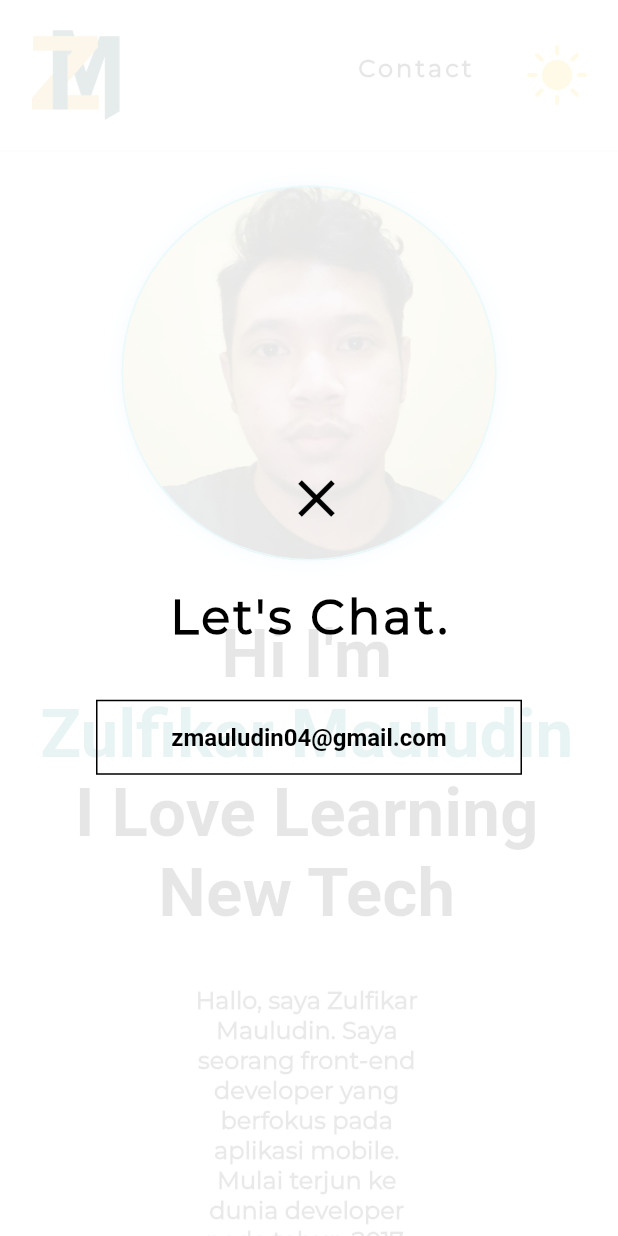
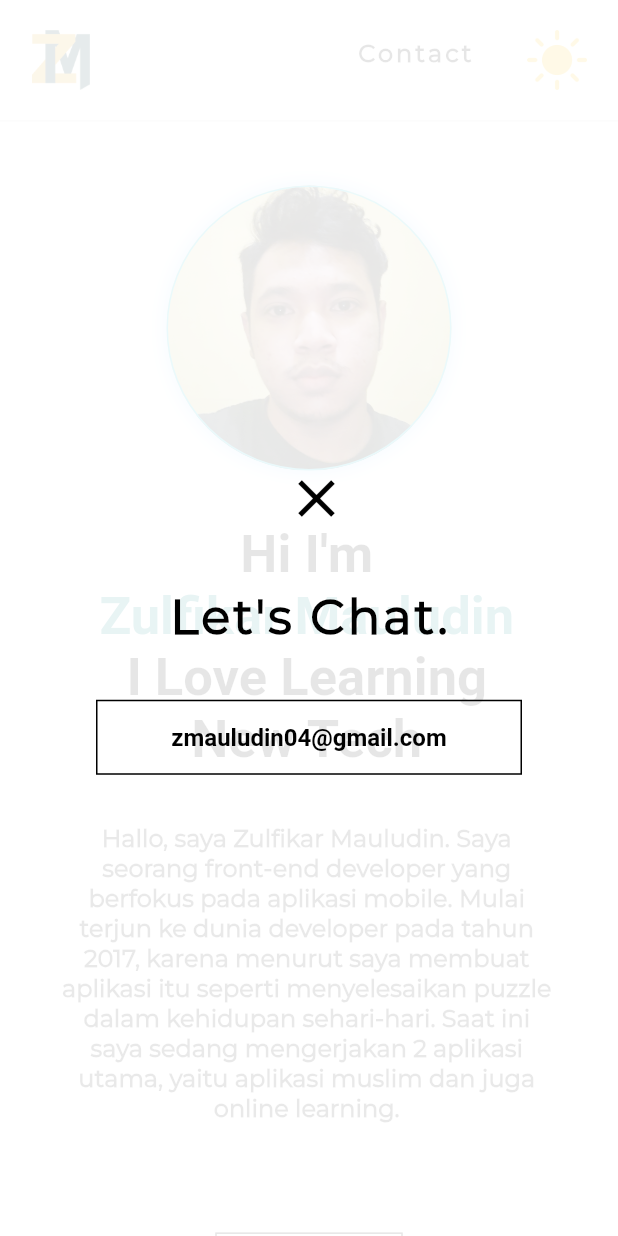
Before and after one commit to zuludin04/portfolio, a Flutter app: the screen it shows after launch, after a tap on "Contact", on a phone screen of 412 x 824 dp. Run offline on Flutter 3.47's test engine with Material 2 defaults, Android fonts, the phone set to English and light mode, and no system bars; drawn by our look-alikes of animated_background; our stand-ins replace flutter_svg, get, sliver_tools; missing offline and left inert: dart:html.

Commit message:
implement responsive layout

```diff
--- a/lib/ui/dashboard_screen.dart
+++ b/lib/ui/dashboard_screen.dart
@@ -8,6 +8,7 @@ import 'package:portfolio/ui/controller/theme_controller.dart';
 import 'package:portfolio/ui/widgets/appbar_navigation.dart';
 import 'package:portfolio/ui/widgets/profile_image.dart';
 import 'package:portfolio/utils/contants.dart';
+import 'package:portfolio/utils/responsive_widget.dart';
 import 'package:sliver_tools/sliver_tools.dart';
 
 import 'widgets/experience_item.dart';
@@ -76,7 +77,12 @@ class _DashboardScreenState extends State<DashboardScreen>
                             TextSpan(
                               text: 'Hi I\'m \n',
                               style: TextStyle(
-                                fontSize: 45,
+                                fontSize: ResponsiveWidget.isLargeScreen(
+                                        context)
+                                    ? 45
+                                    : ResponsiveWidget.isMediumScreen(context)
+                                        ? 40
+                                        : 35,
                                 fontWeight: FontWeight.bold,
                                 fontFamily: 'Roboto Bold',
                                 color: controller.isDark.value
@@ -96,7 +102,12 @@ class _DashboardScreenState extends State<DashboardScreen>
                           const SizedBox(height: 36),
                           Padding(
                             padding: EdgeInsets.symmetric(
-                                horizontal: size.width * 0.3),
+                                horizontal: ResponsiveWidget.isLargeScreen(
+                                        context)
+                                    ? size.width * 0.3
+                                    : ResponsiveWidget.isMediumScreen(context)
+                                        ? size.width * 0.2
+                                        : size.width * 0.1),
                             child: SelectableText(
                               about,
                               textAlign: TextAlign.center,
@@ -128,7 +139,11 @@ class _DashboardScreenState extends State<DashboardScreen>
                   color: const Color(0xff04363D),
                   padding: EdgeInsets.symmetric(
                     vertical: 72,
-                    horizontal: size.width * 0.18,
+                    horizontal: ResponsiveWidget.isLargeScreen(context)
+                        ? size.width * 0.18
+                        : ResponsiveWidget.isMediumScreen(context)
+                            ? size.width * 0.15
+                            : size.width * 0.12,
                   ),
                   child: Column(
                     children: [
@@ -177,7 +192,18 @@ class _DashboardScreenState extends State<DashboardScreen>
                   ),
                   SliverPadding(
                     padding: EdgeInsets.symmetric(horizontal: size.width * 0.1),
-                    sliver: SliverGrid(
+                    sliver: ResponsiveWidget.isSmallScreen(context) ||
+                            ResponsiveWidget.isMediumScreen(context)
+                        ? SliverList(
+                            delegate: SliverChildBuilderDelegate(
+                              (context, index) => ProjectItem(
+                                project: projects[index],
+                                controller: controller,
+                              ),
+                              childCount: projects.length,
+                            ),
+                          )
+                        : SliverGrid(
                             delegate: SliverChildBuilderDelegate(
                               (context, index) => ProjectItem(
                                 project: projects[index],
@@ -205,7 +231,11 @@ class _DashboardScreenState extends State<DashboardScreen>
               SliverToBoxAdapter(
                 child: Container(
                   padding: EdgeInsets.symmetric(
-                    horizontal: size.width * 0.1,
+                    horizontal: ResponsiveWidget.isLargeScreen(context)
+                        ? size.width * 0.3
+                        : ResponsiveWidget.isMediumScreen(context)
+                            ? size.width * 0.2
+                            : size.width * 0.1,
                     vertical: size.height * 0.2,
                   ),
                   child: Column(
--- a/lib/ui/widgets/appbar_navigation.dart
+++ b/lib/ui/widgets/appbar_navigation.dart
@@ -4,6 +4,7 @@ import 'package:portfolio/ui/controller/theme_controller.dart';
 import 'package:portfolio/ui/widgets/text_navigation.dart';
 import 'package:portfolio/ui/widgets/theme_switch.dart';
 import 'package:portfolio/utils/contants.dart';
+import 'package:portfolio/utils/responsive_widget.dart';
 
 class AppbarNavigation extends StatelessWidget {
   final ThemeController controller;
@@ -17,6 +18,14 @@ class AppbarNavigation extends StatelessWidget {
 
   @override
   Widget build(BuildContext context) {
+    return ResponsiveWidget(
+      largeScreen: appbarContainer(context, 60),
+      mediumScreen: appbarContainer(context, 50),
+      smallScreen: appbarContainer(context, 40),
+    );
+  }
+
+  Widget appbarContainer(BuildContext context, double logoSize) {
     return Container(
       padding: EdgeInsets.symmetric(
         horizontal: sideSpacing,
@@ -33,8 +42,8 @@ class AppbarNavigation extends StatelessWidget {
               controller.isDark.value
                   ? 'assets/logo_dark.png'
                   : 'assets/logo.png',
-              width: 60,
-              height: 60,
+              width: logoSize,
+              height: logoSize,
             ),
             Row(
               children: [
--- a/lib/ui/widgets/experience_item.dart
+++ b/lib/ui/widgets/experience_item.dart
@@ -1,5 +1,6 @@
 import 'package:flutter/material.dart';
 import 'package:portfolio/data/experience.dart';
+import 'package:portfolio/utils/responsive_widget.dart';
 
 class ExperienceItem extends StatelessWidget {
   final Experience experience;
@@ -11,6 +12,14 @@ class ExperienceItem extends StatelessWidget {
 
   @override
   Widget build(BuildContext context) {
+    return ResponsiveWidget(
+      largeScreen: largeItem(),
+      mediumScreen: largeItem(),
+      smallScreen: smallItem(),
+    );
+  }
+
+  Widget largeItem() {
     return Column(
       children: [
         Row(
@@ -71,6 +80,52 @@ class ExperienceItem extends StatelessWidget {
     );
   }
 
+  Widget smallItem() {
+    return Column(
+      crossAxisAlignment: CrossAxisAlignment.start,
+      children: [
+        Row(
+          children: [
+            Expanded(
+              child: SelectableText(
+                experience.company,
+                style: const TextStyle(
+                  fontSize: 16,
+                  fontWeight: FontWeight.bold,
+                  fontFamily: 'Montserrat Regular',
+                  color: Colors.white,
+                ),
+              ),
+            ),
+            SelectableText(
+              experience.duration,
+              style: const TextStyle(
+                fontFamily: 'Montserrat Regular',
+                color: Colors.white70,
+              ),
+            ),
+          ],
+        ),
+        const SizedBox(height: 16),
+        SelectableText(
+          experience.position,
+          style: const TextStyle(
+            fontSize: 20,
+            fontFamily: 'Robotto Bold',
+            letterSpacing: 2,
+            fontWeight: FontWeight.bold,
+            color: Colors.white,
+          ),
+        ),
+        const SizedBox(height: 16),
+        Column(
+          children: experience.tasks.map((e) => _experienceTask(e)).toList(),
+        ),
+        const Divider(height: 36, color: Colors.white30),
+      ],
+    );
+  }
+
   Widget _experienceTask(String task) {
     return Row(
       crossAxisAlignment: CrossAxisAlignment.start,
--- a/lib/ui/widgets/profile_image.dart
+++ b/lib/ui/widgets/profile_image.dart
@@ -1,4 +1,5 @@
 import 'package:flutter/material.dart';
+import 'package:portfolio/utils/responsive_widget.dart';
 
 class ProfileImage extends StatefulWidget {
   const ProfileImage({Key? key}) : super(key: key);
@@ -15,10 +16,19 @@ class _ProfileImageState extends State<ProfileImage> {
     return MouseRegion(
       onEnter: (_) => hoverImage(true),
       onExit: (_) => hoverImage(false),
-      child: AnimatedContainer(
+      child: ResponsiveWidget(
+        largeScreen: imageProfile(250),
+        mediumScreen: imageProfile(220),
+        smallScreen: imageProfile(190),
+      ),
+    );
+  }
+
+  Widget imageProfile(double imageSize) {
+    return AnimatedContainer(
       duration: const Duration(milliseconds: 300),
-        width: 250,
-        height: 250,
+      width: imageSize,
+      height: imageSize,
       decoration: BoxDecoration(
         shape: BoxShape.circle,
         image: const DecorationImage(
@@ -38,7 +48,6 @@ class _ProfileImageState extends State<ProfileImage> {
           ),
         ],
       ),
-      ),
     );
   }
 
--- a/lib/ui/widgets/project_item.dart
+++ b/lib/ui/widgets/project_item.dart
@@ -6,6 +6,7 @@ import 'package:flutter_svg/svg.dart';
 import 'package:get/get.dart';
 import 'package:portfolio/data/project.dart';
 import 'package:portfolio/ui/controller/theme_controller.dart';
+import 'package:portfolio/utils/responsive_widget.dart';
 
 class ProjectItem extends StatefulWidget {
   final Project project;
@@ -41,6 +42,11 @@ class _ProjectItemState extends State<ProjectItem> {
         child: Obx(
           () => AnimatedContainer(
             duration: const Duration(milliseconds: 250),
+            margin: EdgeInsets.symmetric(
+                vertical: ResponsiveWidget.isMediumScreen(context) ||
+                        ResponsiveWidget.isSmallScreen(context)
+                    ? 16
+                    : 0),
             decoration: BoxDecoration(
               color:
                   widget.controller.isDark.value ? Colors.black : Colors.white,
@@ -58,12 +64,7 @@ class _ProjectItemState extends State<ProjectItem> {
                   child: AnimatedScale(
                     duration: const Duration(milliseconds: 250),
                     scale: isHovered ? 1.2 : 1,
-                    child: Image.asset(
-                      widget.project.image,
-                      height: 250,
-                      width: double.infinity,
-                      fit: BoxFit.fitWidth,
-                    ),
+                    child: projectImage(),
                   ),
                 ),
                 Padding(
@@ -99,9 +100,50 @@ class _ProjectItemState extends State<ProjectItem> {
                       : Colors.black12,
                 ),
                 Padding(
-                  padding: const EdgeInsets.symmetric(horizontal: 8.0),
-                  child: Row(
-                    children: widget.project.techs
+                  padding: EdgeInsets.symmetric(
+                    horizontal: 8.0,
+                    vertical: ResponsiveWidget.isMediumScreen(context) ||
+                            ResponsiveWidget.isSmallScreen(context)
+                        ? 16
+                        : 0,
+                  ),
+                  child: ResponsiveWidget.isMediumScreen(context) ||
+                          ResponsiveWidget.isSmallScreen(context)
+                      ? Row(
+                          children: [
+                            Expanded(child: Wrap(children: techStacks())),
+                          ],
+                        )
+                      : Row(children: techStacks()),
+                ),
+              ],
+            ),
+          ),
+        ),
+      ),
+    );
+  }
+
+  Widget projectImage() {
+    if (ResponsiveWidget.isSmallScreen(context) ||
+        ResponsiveWidget.isMediumScreen(context)) {
+      return Image.asset(
+        widget.project.image,
+        width: double.infinity,
+        height: 250,
+        fit: BoxFit.fitWidth,
+      );
+    } else {
+      return Image.asset(
+        widget.project.image,
+        width: double.infinity,
+        fit: BoxFit.fitWidth,
+      );
+    }
+  }
+
+  List<Widget> techStacks() {
+    return widget.project.techs
         .map(
           (e) => Padding(
             padding: const EdgeInsets.only(right: 16),
@@ -129,15 +171,7 @@ class _ProjectItemState extends State<ProjectItem> {
             ),
           ),
         )
-                        .toList(),
-                  ),
-                ),
-              ],
-            ),
-          ),
-        ),
-      ),
-    );
+        .toList();
   }
 
   void hoverProject(bool hover) {
--- a/lib/ui/widgets/section_title.dart
+++ b/lib/ui/widgets/section_title.dart
@@ -1,4 +1,5 @@
 import 'package:flutter/material.dart';
+import 'package:portfolio/utils/responsive_widget.dart';
 
 class SectionTitle extends StatelessWidget {
   final String title;
@@ -12,10 +13,18 @@ class SectionTitle extends StatelessWidget {
 
   @override
   Widget build(BuildContext context) {
+    return ResponsiveWidget(
+      largeScreen: titleSection(45),
+      mediumScreen: titleSection(40),
+      smallScreen: titleSection(35),
+    );
+  }
+
+  Widget titleSection(double fontSize) {
     return SelectableText(
       title,
       style: TextStyle(
-        fontSize: 45,
+        fontSize: fontSize,
         fontWeight: FontWeight.bold,
         fontFamily: 'Roboto Bold',
         color: color,
--- /dev/null
+++ b/lib/utils/responsive_widget.dart
@@ -0,0 +1,43 @@
+import 'package:flutter/material.dart';
+
+class ResponsiveWidget extends StatelessWidget {
+  final Widget largeScreen;
+  final Widget mediumScreen;
+  final Widget smallScreen;
+
+  const ResponsiveWidget({
+    Key? key,
+    required this.largeScreen,
+    required this.mediumScreen,
+    required this.smallScreen,
+  }) : super(key: key);
+
+  static bool isSmallScreen(BuildContext context) {
+    return MediaQuery.of(context).size.width < 800;
+  }
+
+  static bool isLargeScreen(BuildContext context) {
+    return MediaQuery.of(context).size.width > 1200;
+  }
+
+  static bool isMediumScreen(BuildContext context) {
+    return MediaQuery.of(context).size.width >= 800 &&
+        MediaQuery.of(context).size.width <= 1200;
+  }
+
+  @override
+  Widget build(BuildContext context) {
+    return LayoutBuilder(
+      builder: (context, constraints) {
+        if (constraints.maxWidth > 1200) {
+          return largeScreen;
+        } else if (constraints.maxWidth <= 1200 &&
+            constraints.maxWidth >= 800) {
+          return mediumScreen;
+        } else {
+          return smallScreen;
+        }
+      },
+    );
+  }
+}
```
Lines whose indentation alone changed are shown as unchanged.
